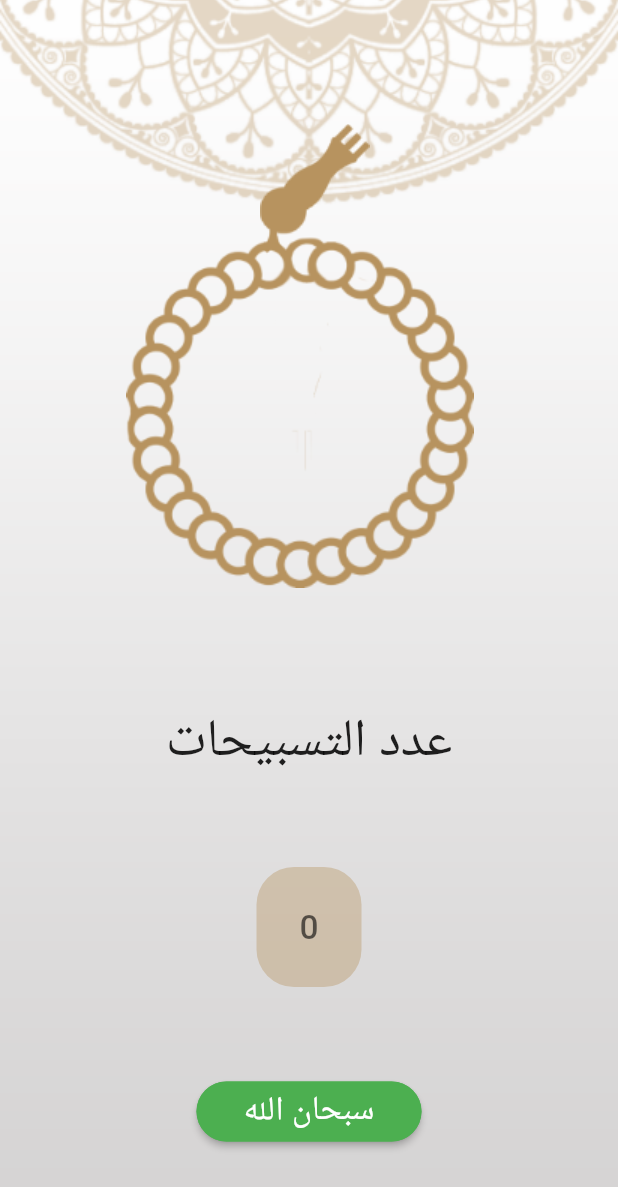
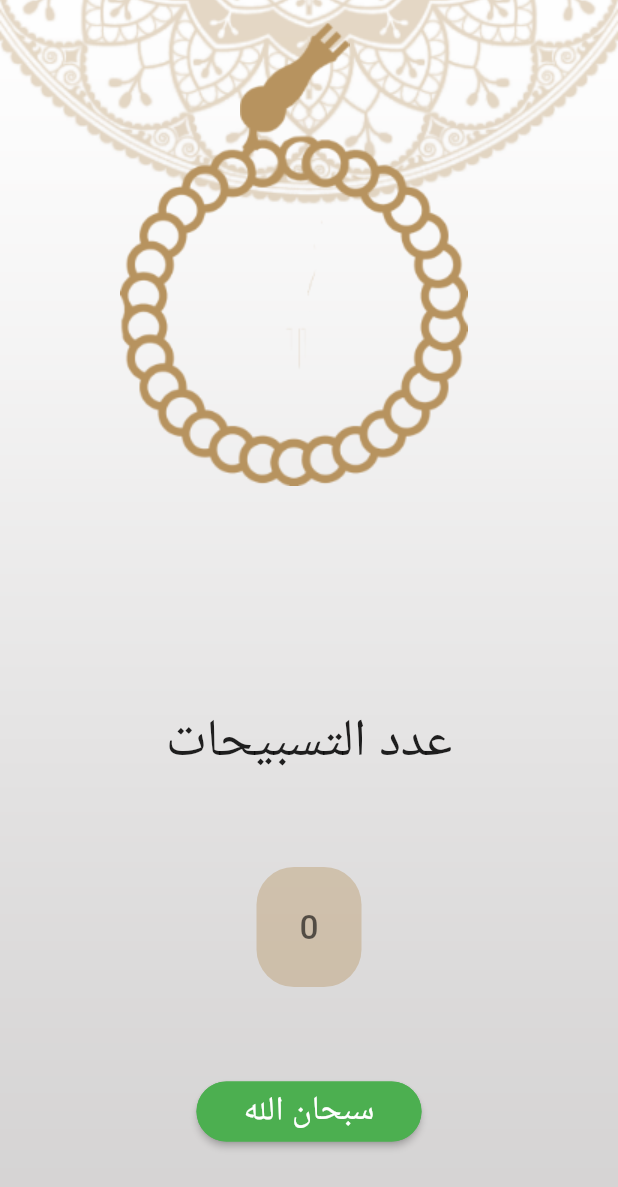
Before and after one commit to Eyadzz/Quran_Application, a Flutter app: the screen it shows after launch, on a phone screen of 412 x 824 dp. Shown: the top 1187 px of the screen. Run offline on Flutter 3.47's test engine with Material 2 defaults, Android fonts, the light colour scheme and no system bars.

Commit message:
resolving last  commit realignment issue

```diff
--- a/lib/TasbeehScreen.dart
+++ b/lib/TasbeehScreen.dart
@@ -30,11 +30,9 @@ class TasbeehScreen extends StatelessWidget {
 
 
                            Positioned(
-                             left: 0,
+                             top: 15,
+                             left: 160,
                              child: Container(
-                               width: 420,
-                               height: 270,
-
                                child: Image(
                                 image: AssetImage('assets/images/headofseb7a.png'),
                           ),
@@ -44,10 +42,10 @@ class TasbeehScreen extends StatelessWidget {
 
 
                         Positioned(
-                          top: 0,
+                          top: 90,
+                          left: 80,
                           child: Container(
-                            width: 400,
-                              height: 550,
+
                               child: ImageRotation(
                                   imageToRotate: Image(image: AssetImage('assets/images/bodyofseb7a.png'),)
                               ),
```
